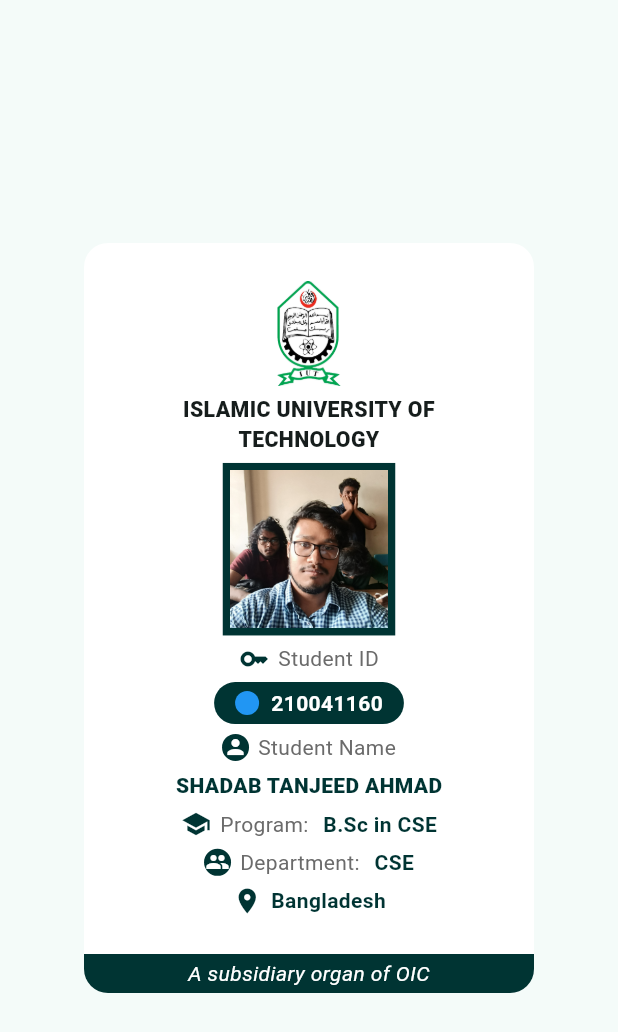
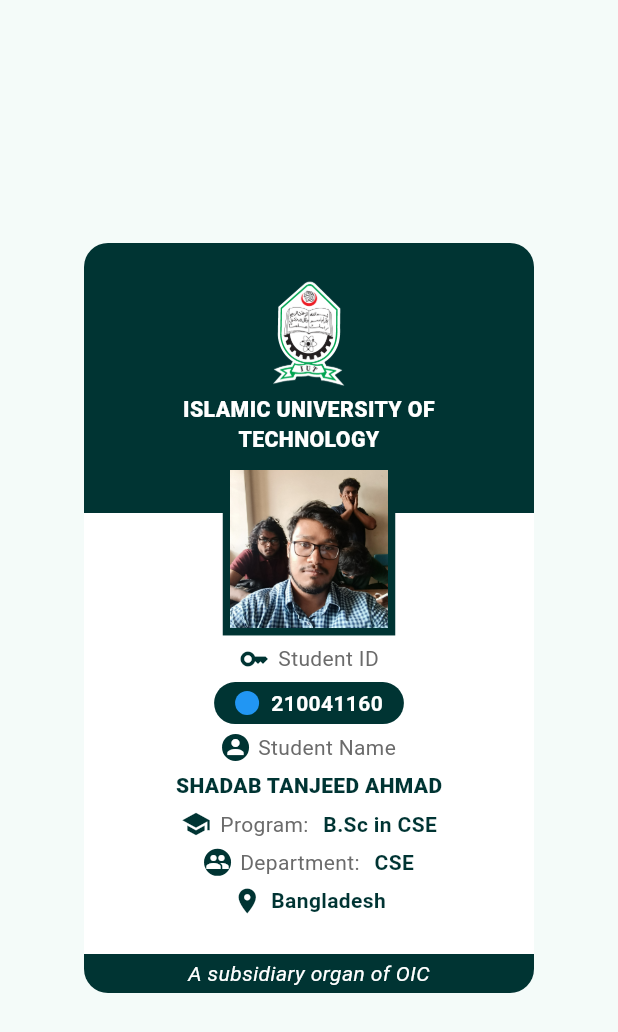
Before and after one commit to shadabtanjeed/IT-Tasks, a Flutter app: the screen it shows after launch, on a phone screen of 412 x 824 dp. Shown: the top 1032 px of the screen. Run offline on Flutter 3.47's test engine with Material 3 defaults, Android fonts, the phone set to English and light mode, and no system bars.

Commit message:
implemented stack for background color

```diff
--- a/1_id_card_clone/lib/main.dart
+++ b/1_id_card_clone/lib/main.dart
@@ -50,7 +50,20 @@
               child: Column(
                 children: [
                   Expanded(
-                    child: Padding(
+                    child: Stack(
+                      children: [
+                        Container(
+                          height: 180,
+                          width: double.infinity,
+                          decoration: const BoxDecoration(
+                            color: Color(0xFF003433),
+                            borderRadius: BorderRadius.only(
+                              topLeft: Radius.circular(16),
+                              topRight: Radius.circular(16),
+                            ),
+                          ),
+                        ),
+                        Padding(
                           padding: const EdgeInsets.all(20.0),
                           child: Column(
                             mainAxisAlignment: MainAxisAlignment.spaceEvenly,
@@ -60,12 +73,13 @@
                                 width: 70,
                                 height: 70,
                               ),
-                          Text(
+                              const Text(
                                 'ISLAMIC UNIVERSITY OF TECHNOLOGY',
                                 textAlign: TextAlign.center,
-                            style: const TextStyle(
+                                style: TextStyle(
                                   fontWeight: FontWeight.w900,
                                   fontSize: 14.21,
+                                  color: Colors.white,
                                 ),
                               ),
                               Container(
@@ -109,13 +123,13 @@
                                 ),
                                 child: Row(
                                   mainAxisSize: MainAxisSize.min,
-                              children: [
-                                const CircleAvatar(
+                                  children: const [
+                                    CircleAvatar(
                                       radius: 8,
                                       backgroundColor: Colors.blue,
                                     ),
-                                const SizedBox(width: 8),
-                                const Text(
+                                    SizedBox(width: 8),
+                                    Text(
                                       '210041160',
                                       style: TextStyle(
                                         fontWeight: FontWeight.bold,
@@ -222,6 +236,8 @@
                             ],
                           ),
                         ),
+                      ],
+                    ),
                   ),
                   Container(
                     height: 26,
```
Also changed, not shown: 1_id_card_clone/assets/images/iut.png, 1 other file. Lines whose indentation alone changed are shown as unchanged.
